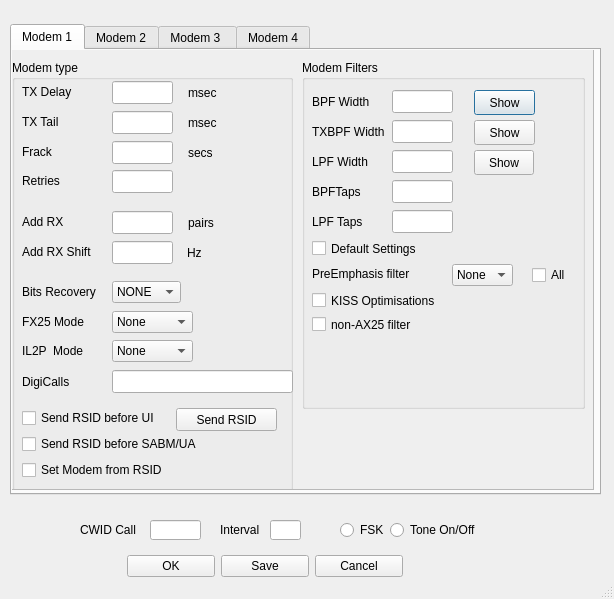
Before: the Qt Designer form ModemDialog.ui in Online-Amateur-Radio-Club-M0OUK/QtSoundModem, drawn with Qt 5.
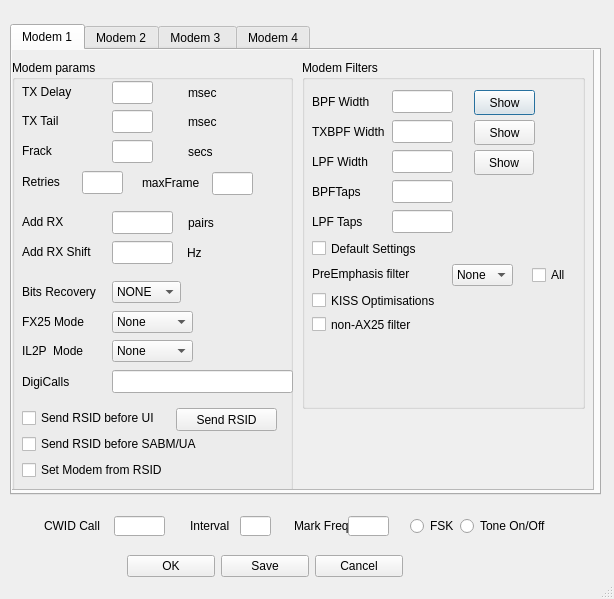
After: the same form once the commit is applied.

What changed in the file:
```diff
--- a/ModemDialog.ui
+++ b/ModemDialog.ui
@@ -320,7 +320,7 @@
         </rect>
        </property>
        <property name="title">
-        <string>Modem type</string>
+        <string>Modem params</string>
        </property>
        <widget class="QLineEdit" name="RXShiftA">
         <property name="geometry">
@@ -337,7 +337,7 @@
          <rect>
           <x>100</x>
           <y>21</y>
-          <width>61</width>
+          <width>41</width>
           <height>23</height>
          </rect>
         </property>
@@ -346,8 +346,8 @@
         <property name="geometry">
          <rect>
           <x>100</x>
-          <y>51</y>
-          <width>61</width>
+          <y>50</y>
+          <width>41</width>
           <height>23</height>
          </rect>
         </property>
@@ -399,7 +399,7 @@
         <property name="geometry">
          <rect>
           <x>10</x>
-          <y>50</y>
+          <y>49</y>
           <width>71</width>
           <height>23</height>
          </rect>
@@ -464,7 +464,7 @@
         <property name="geometry">
          <rect>
           <x>176</x>
-          <y>51</y>
+          <y>50</y>
           <width>71</width>
           <height>23</height>
          </rect>
@@ -541,7 +541,7 @@
         <property name="geometry">
          <rect>
           <x>10</x>
-          <y>80</y>
+          <y>79</y>
           <width>71</width>
           <height>23</height>
          </rect>
@@ -554,7 +554,7 @@
         <property name="geometry">
          <rect>
           <x>176</x>
-          <y>81</y>
+          <y>80</y>
           <width>71</width>
           <height>23</height>
          </rect>
@@ -567,31 +567,8 @@
         <property name="geometry">
          <rect>
           <x>100</x>
-          <y>81</y>
-          <width>61</width>
-          <height>23</height>
-         </rect>
-        </property>
-       </widget>
-       <widget class="QLabel" name="label_71">
-        <property name="geometry">
-         <rect>
-          <x>10</x>
-          <y>109</y>
-          <width>71</width>
-          <height>23</height>
-         </rect>
-        </property>
-        <property name="text">
-         <string>Retries</string>
-        </property>
-       </widget>
-       <widget class="QLineEdit" name="RetriesA">
-        <property name="geometry">
-         <rect>
-          <x>100</x>
-          <y>110</y>
-          <width>61</width>
+          <y>80</y>
+          <width>41</width>
           <height>23</height>
          </rect>
         </property>
@@ -714,6 +691,52 @@
          </property>
         </item>
        </widget>
+       <widget class="QLabel" name="label_87">
+        <property name="geometry">
+         <rect>
+          <x>130</x>
+          <y>111</y>
+          <width>71</width>
+          <height>23</height>
+         </rect>
+        </property>
+        <property name="text">
+         <string>maxFrame</string>
+        </property>
+       </widget>
+       <widget class="QLineEdit" name="MaxFrameA">
+        <property name="geometry">
+         <rect>
+          <x>200</x>
+          <y>112</y>
+          <width>41</width>
+          <height>23</height>
+         </rect>
+        </property>
+       </widget>
+       <widget class="QLineEdit" name="RetriesA">
+        <property name="geometry">
+         <rect>
+          <x>70</x>
+          <y>111</y>
+          <width>41</width>
+          <height>23</height>
+         </rect>
+        </property>
+       </widget>
+       <widget class="QLabel" name="label_71">
+        <property name="geometry">
+         <rect>
+          <x>10</x>
+          <y>110</y>
+          <width>71</width>
+          <height>23</height>
+         </rect>
+        </property>
+        <property name="text">
+         <string>Retries</string>
+        </property>
+       </widget>
       </widget>
      </widget>
     </widget>
@@ -2963,8 +2986,8 @@
   <widget class="QLabel" name="label_7">
    <property name="geometry">
     <rect>
-     <x>80</x>
-     <y>520</y>
+     <x>44</x>
+     <y>516</y>
      <width>71</width>
      <height>20</height>
     </rect>
@@ -2976,8 +2999,8 @@
   <widget class="QLineEdit" name="CWIDCall">
    <property name="geometry">
     <rect>
-     <x>150</x>
-     <y>520</y>
+     <x>114</x>
+     <y>516</y>
      <width>51</width>
      <height>20</height>
     </rect>
@@ -2989,8 +3012,8 @@
   <widget class="QRadioButton" name="CWIDType">
    <property name="geometry">
     <rect>
-     <x>340</x>
-     <y>520</y>
+     <x>410</x>
+     <y>516</y>
      <width>61</width>
      <height>20</height>
     </rect>
@@ -3002,8 +3025,8 @@
   <widget class="QRadioButton" name="radioButton_2">
    <property name="geometry">
     <rect>
-     <x>390</x>
-     <y>520</y>
+     <x>460</x>
+     <y>516</y>
      <width>101</width>
      <height>20</height>
     </rect>
@@ -3015,8 +3038,8 @@
   <widget class="QLabel" name="label_66">
    <property name="geometry">
     <rect>
-     <x>220</x>
-     <y>520</y>
+     <x>190</x>
+     <y>516</y>
      <width>61</width>
      <height>20</height>
     </rect>
@@ -3028,13 +3051,42 @@
   <widget class="QLineEdit" name="CWIDInterval">
    <property name="geometry">
     <rect>
-     <x>270</x>
-     <y>520</y>
+     <x>240</x>
+     <y>516</y>
      <width>31</width>
      <height>20</height>
     </rect>
    </property>
   </widget>
+  <widget class="QLabel" name="label_91">
+   <property name="geometry">
+    <rect>
+     <x>294</x>
+     <y>516</y>
+     <width>61</width>
+     <height>20</height>
+    </rect>
+   </property>
+   <property name="text">
+    <string>Mark Freq</string>
+   </property>
+  </widget>
+  <widget class="QLineEdit" name="CWIDMark">
+   <property name="geometry">
+    <rect>
+     <x>348</x>
+     <y>516</y>
+     <width>41</width>
+     <height>20</height>
+    </rect>
+   </property>
+   <property name="toolTip">
+    <string>Leave blank for default</string>
+   </property>
+   <property name="text">
+    <string/>
+   </property>
+  </widget>
  </widget>
  <resources/>
  <connections/>
```
Left out of the diff: 213 changed lines with no effect on the pictures.
